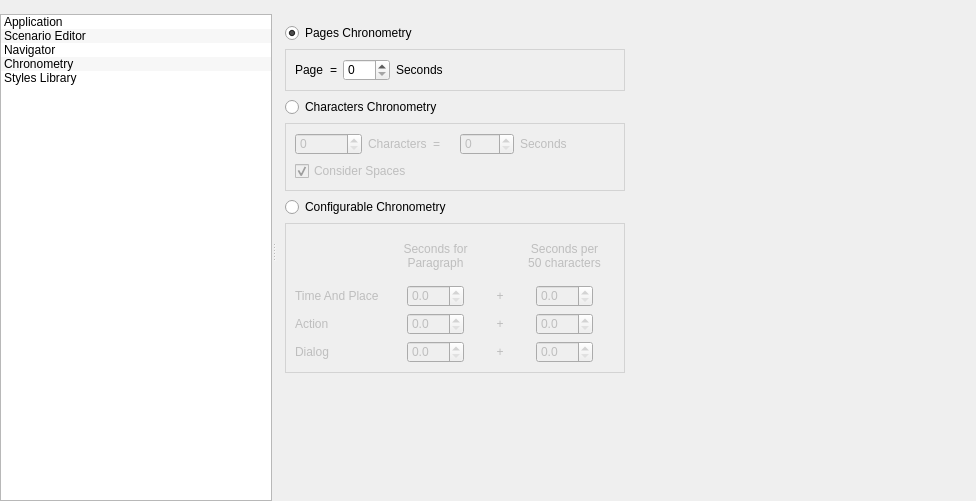
The window that src/bin/Scenarist/UserInterfaceLayer/Settings/SettingsView.ui (dimkanovikov/KITScenarist) describes before a commit, drawn with Qt 5.
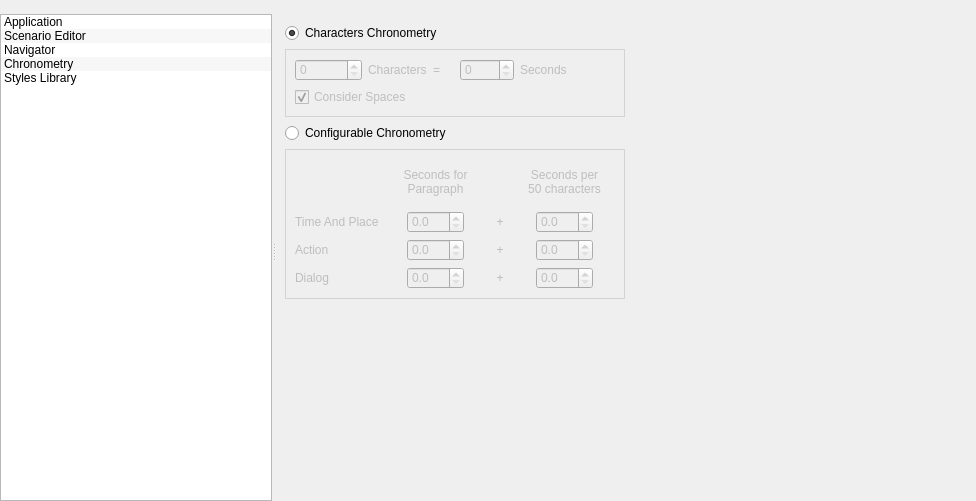
The same window after the commit. Icons and pictures are not drawn.

What changed in the file:
```diff
--- a/src/bin/Scenarist/UserInterfaceLayer/Settings/SettingsView.ui
+++ b/src/bin/Scenarist/UserInterfaceLayer/Settings/SettingsView.ui
@@ -781,76 +781,29 @@
             <widget class="QWidget" name="chronometryPageWidget" native="true">
              <layout class="QGridLayout" name="gridLayout_4">
               <item row="0" column="0">
-               <widget class="QRadioButton" name="pagesChronometry">
-                <property name="text">
-                 <string>Pages Chronometry</string>
-                </property>
-                <property name="checked">
-                 <bool>true</bool>
-                </property>
-               </widget>
-              </item>
-              <item row="1" column="0" colspan="2">
-               <widget class="QGroupBox" name="pagesChronometryGroup">
-                <property name="title">
-                 <string/>
-                </property>
-                <layout class="QHBoxLayout" name="horizontalLayout">
-                 <item>
-                  <widget class="QLabel" name="label_2">
-                   <property name="text">
-                    <string>Page</string>
-                   </property>
-                  </widget>
-                 </item>
-                 <item>
-                  <widget class="QLabel" name="label_3">
-                   <property name="text">
-                    <string>=</string>
-                   </property>
-                  </widget>
-                 </item>
-                 <item>
-                  <widget class="QSpinBox" name="pagesChronometrySeconds">
-                   <property name="maximum">
-                    <number>100</number>
-                   </property>
-                  </widget>
-                 </item>
-                 <item>
-                  <widget class="QLabel" name="label_4">
-                   <property name="text">
-                    <string>Seconds</string>
-                   </property>
-                  </widget>
-                 </item>
-                 <item>
-                  <spacer name="horizontalSpacer_6">
-                   <property name="orientation">
-                    <enum>Qt::Horizontal</enum>
-                   </property>
-                   <property name="sizeType">
-                    <enum>QSizePolicy::MinimumExpanding</enum>
-                   </property>
-                   <property name="sizeHint" stdset="0">
-                    <size>
-                     <width>0</width>
-                     <height>20</height>
-                    </size>
-                   </property>
-                  </spacer>
-                 </item>
-                </layout>
-               </widget>
-              </item>
-              <item row="2" column="0">
                <widget class="QRadioButton" name="charactersChronometry">
                 <property name="text">
                  <string>Characters Chronometry</string>
                 </property>
+                <property name="checked">
+                 <bool>true</bool>
+                </property>
                </widget>
               </item>
-              <item row="3" column="0" colspan="2">
+              <item row="1" column="2">
+               <spacer name="horizontalSpacer_5">
+                <property name="orientation">
+                 <enum>Qt::Horizontal</enum>
+                </property>
+                <property name="sizeHint" stdset="0">
+                 <size>
+                  <width>301</width>
+                  <height>17</height>
+                 </size>
+                </property>
+               </spacer>
+              </item>
+              <item row="1" column="0" colspan="2">
                <widget class="QGroupBox" name="charactersChronometryGroup">
                 <property name="enabled">
                  <bool>false</bool>
@@ -923,27 +876,27 @@
                 </layout>
                </widget>
               </item>
-              <item row="3" column="2">
-               <spacer name="horizontalSpacer_5">
-                <property name="orientation">
-                 <enum>Qt::Horizontal</enum>
-                </property>
-                <property name="sizeHint" stdset="0">
-                 <size>
-                  <width>301</width>
-                  <height>17</height>
-                 </size>
-                </property>
-               </spacer>
-              </item>
-              <item row="4" column="0">
+              <item row="2" column="0">
                <widget class="QRadioButton" name="configurableChronometry">
                 <property name="text">
                  <string>Configurable Chronometry</string>
                 </property>
                </widget>
               </item>
-              <item row="5" column="0" colspan="2">
+              <item row="4" column="1">
+               <spacer name="verticalSpacer_2">
+                <property name="orientation">
+                 <enum>Qt::Vertical</enum>
+                </property>
+                <property name="sizeHint" stdset="0">
+                 <size>
+                  <width>17</width>
+                  <height>37</height>
+                 </size>
+                </property>
+               </spacer>
+              </item>
+              <item row="3" column="0" colspan="2">
                <widget class="QGroupBox" name="configurableChronometryGroup">
                 <property name="enabled">
                  <bool>false</bool>
@@ -1168,19 +1121,6 @@
                 </layout>
                </widget>
               </item>
-              <item row="6" column="1">
-               <spacer name="verticalSpacer_2">
-                <property name="orientation">
-                 <enum>Qt::Vertical</enum>
-                </property>
-                <property name="sizeHint" stdset="0">
-                 <size>
-                  <width>17</width>
-                  <height>37</height>
-                 </size>
-                </property>
-               </spacer>
-              </item>
              </layout>
             </widget>
            </item>
```
Left out of the diff: 2 changed lines with no effect on the pictures.
